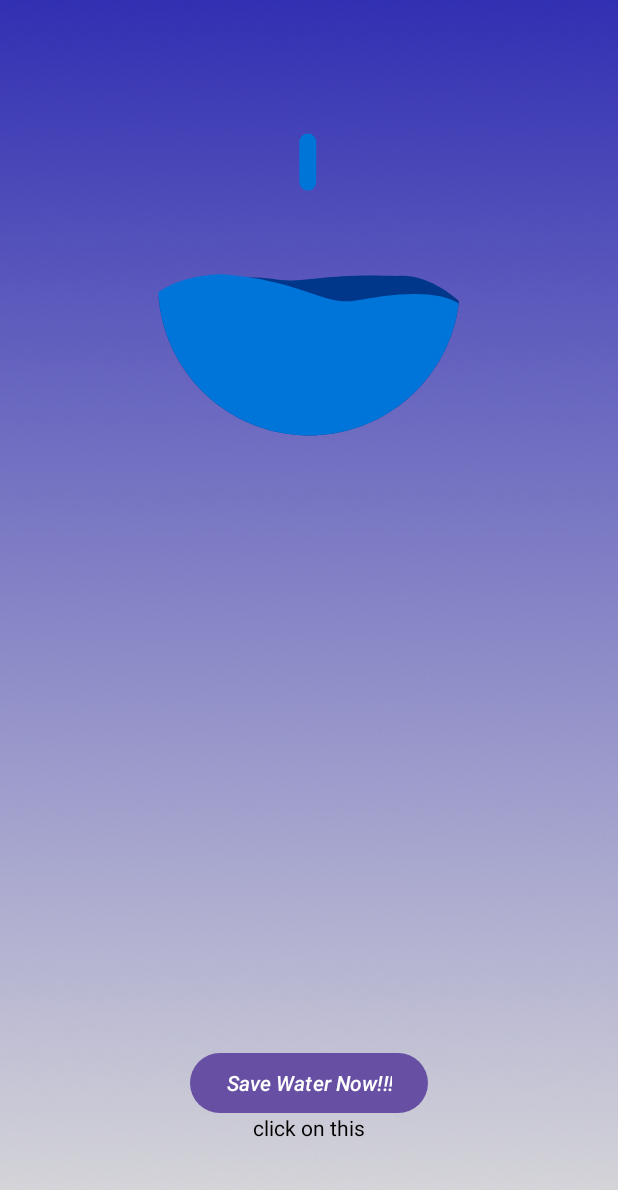
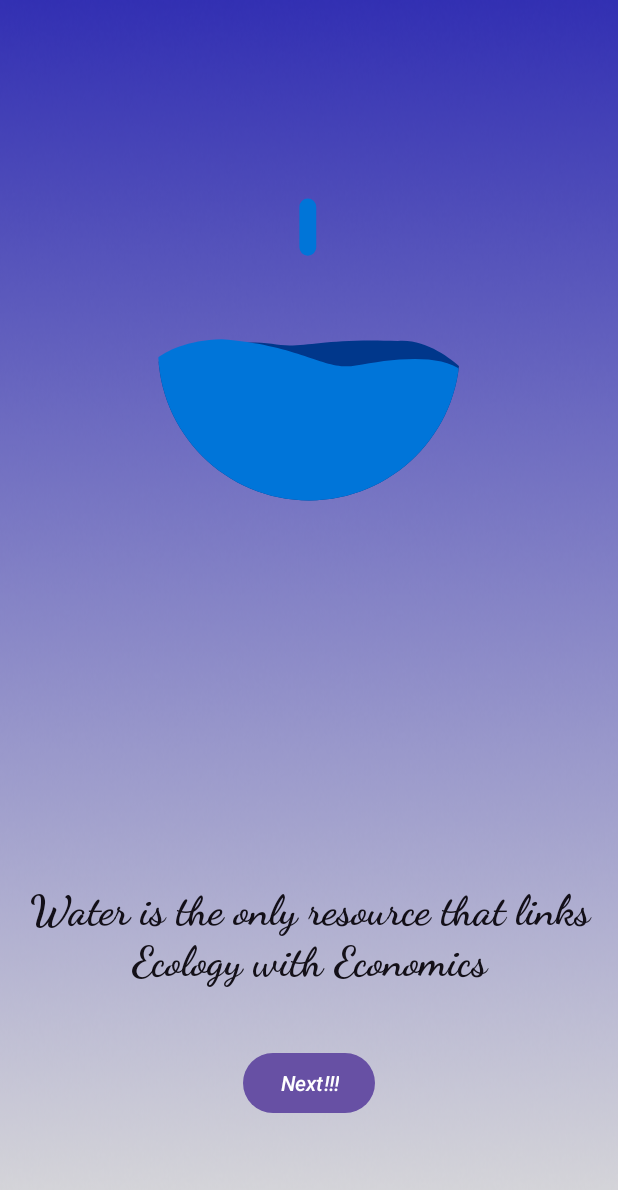
Before and after one commit to Code-X-Novas/JalSanket, an Android app: the Intropage screen opened directly, with no data from a screen before it, on a phone screen of 412 x 824 dp. Shown: the top 1190 px of the screen. Run offline under Robolectric (Android 15) with nearby library versions, the phone set to English and light mode, and no system bars.

Commit message:
commit by Akash 1-10-23

```diff
--- a/app/src/main/res/layout/activity_intropage.xml
+++ b/app/src/main/res/layout/activity_intropage.xml
@@ -17,7 +17,6 @@
         android:orientation="vertical"
         android:gravity="center_horizontal" />
 
-
     <Button
         android:id="@+id/clickbutton"
         android:layout_width="wrap_content"
@@ -26,31 +25,30 @@
         android:layout_centerHorizontal="true"
 
         android:layout_marginBottom="78dp"
-        android:text="Save Water Now!!!"
+        android:text="Next!!!"
         android:textStyle="italic" />
+
+
+    <com.airbnb.lottie.LottieAnimationView
+            android:layout_width="match_parent"
+            android:layout_height="466dp"
+            app:lottie_rawRes="@raw/animation"
+            app:lottie_autoPlay="true"
+            />
 
     <TextView
         android:layout_width="wrap_content"
         android:layout_height="wrap_content"
         android:layout_above="@id/clickbutton"
-        android:layout_marginBottom="-63dp"
-        android:text="click on this"
         android:layout_centerHorizontal="true"
-        android:textColor="@color/black"
-        />
+        android:layout_marginBottom="40dp"
+        android:fontFamily="cursive"
+        android:text="Water is the only resource that links Ecology with Economics"
+        android:textAlignment="center"
+        android:textColor="#E9040007"
+        android:textSize="28dp"
+        android:textStyle="bold"
+        android:textColorHighlight="#2E42AE"/>
 
 
-    <LinearLayout
-        android:layout_width="match_parent"
-        android:layout_height="match_parent"
-        tools:context=".MainActivity">
-
-        <com.airbnb.lottie.LottieAnimationView
-            android:layout_width="match_parent"
-            android:layout_height="379dp"
-            app:lottie_rawRes="@raw/animation"
-            app:lottie_autoPlay="true"
-            />
-    </LinearLayout>
-
 </RelativeLayout>
--- a/app/src/main/res/layout/activity_main.xml
+++ b/app/src/main/res/layout/activity_main.xml
@@ -7,14 +7,7 @@
     android:layout_height="match_parent"
     tools:context=".MainActivity">
 
-    <TextView
-        android:layout_width="wrap_content"
-        android:layout_height="wrap_content"
-        android:text="Hello World!"
-        app:layout_constraintBottom_toBottomOf="parent"
-        app:layout_constraintEnd_toEndOf="parent"
-        app:layout_constraintStart_toStartOf="parent"
-        app:layout_constraintTop_toTopOf="parent" />
+
     <Button
         android:id="@+id/clickbutton"
         android:layout_width="wrap_content"
```
Also changed, not shown: app/src/main/res/drawable/menuboxclr.png (added), app/src/main/res/drawable/mnscrgradient.png (added).
